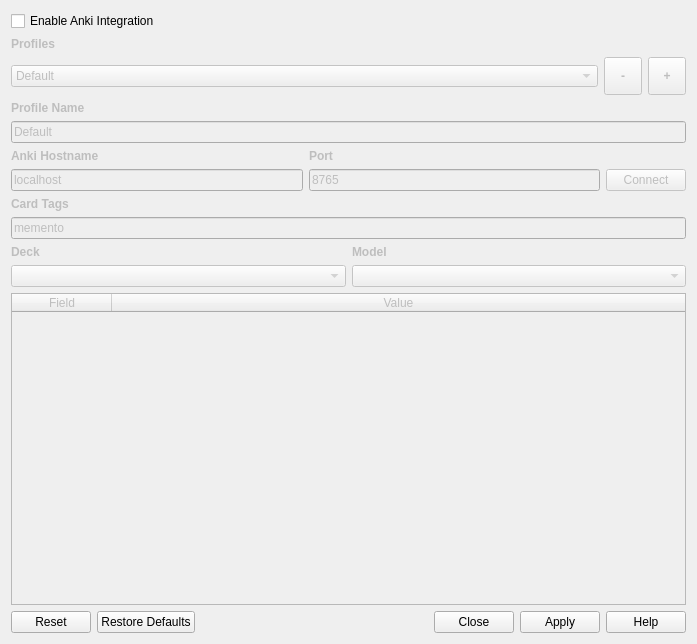
Above: src/gui/widgets/ankisettings.ui from ripose-jp/Memento before the change. Below: the same form after it.
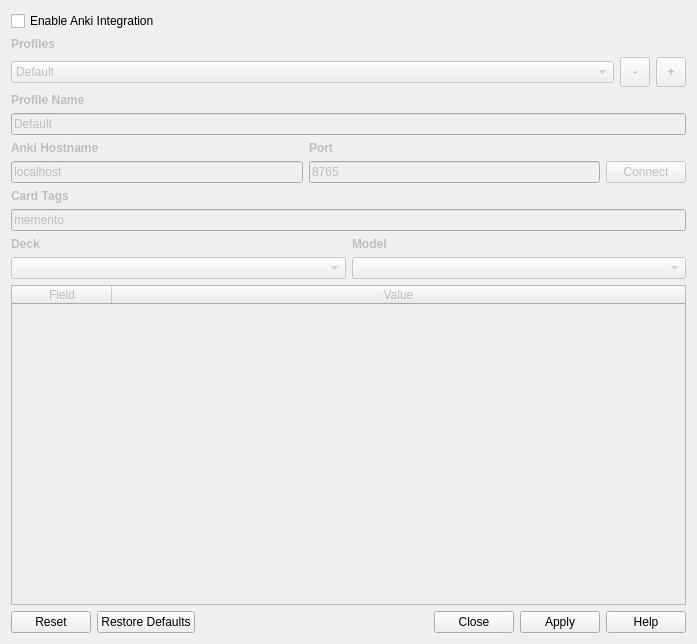
That is the form after the change.

What changed in the file:
```diff
--- a/src/gui/widgets/ankisettings.ui
+++ b/src/gui/widgets/ankisettings.ui
@@ -51,8 +51,8 @@
        </property>
        <property name="minimumSize">
         <size>
-         <width>38</width>
-         <height>38</height>
+         <width>30</width>
+         <height>30</height>
         </size>
        </property>
        <property name="font">
@@ -92,8 +92,8 @@
        </property>
        <property name="minimumSize">
         <size>
-         <width>38</width>
-         <height>38</height>
+         <width>30</width>
+         <height>30</height>
         </size>
        </property>
        <property name="font">
```
